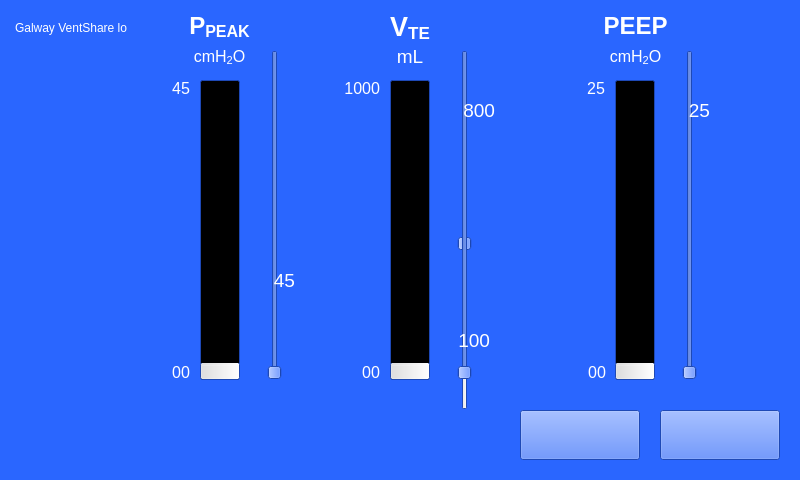
Old version of the form alarmsettings.ui in the repository mmnuig/galwayvent.
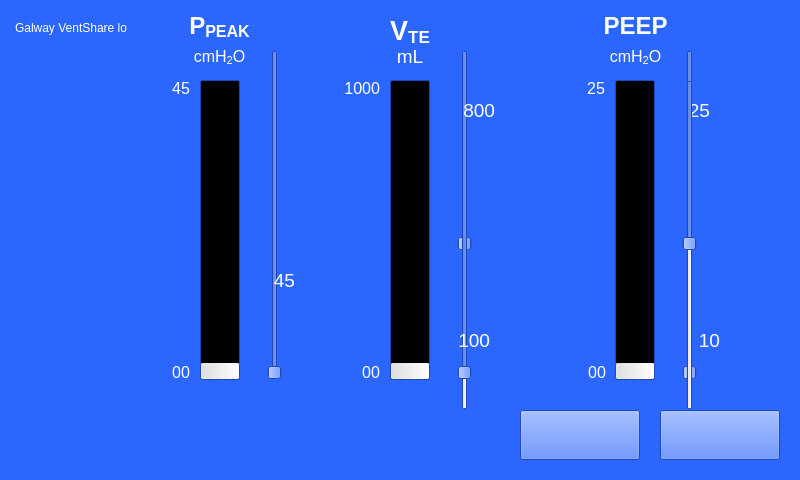
New version of the form.

Commit message: PEEP Min Slider fully implemented

```diff
--- a/alarmsettings.ui
+++ b/alarmsettings.ui
@@ -929,7 +929,7 @@
      <x>360</x>
      <y>10</y>
      <width>100</width>
-     <height>33</height>
+     <height>41</height>
     </rect>
    </property>
    <property name="palette">
@@ -1063,6 +1063,46 @@
     <enum>Qt::Vertical</enum>
    </property>
   </widget>
+  <widget class="QSlider" name="PEEPMinSlider">
+   <property name="geometry">
+    <rect>
+     <x>655</x>
+     <y>80</y>
+     <width>70</width>
+     <height>330</height>
+    </rect>
+   </property>
+   <property name="value">
+    <number>50</number>
+   </property>
+   <property name="orientation">
+    <enum>Qt::Vertical</enum>
+   </property>
+  </widget>
+  <widget class="QLabel" name="lblPEEPMin">
+   <property name="geometry">
+    <rect>
+     <x>670</x>
+     <y>330</y>
+     <width>50</width>
+     <height>20</height>
+    </rect>
+   </property>
+   <property name="font">
+    <font>
+     <pointsize>14</pointsize>
+    </font>
+   </property>
+   <property name="layoutDirection">
+    <enum>Qt::LeftToRight</enum>
+   </property>
+   <property name="text">
+    <string>10</string>
+   </property>
+   <property name="alignment">
+    <set>Qt::AlignRight|Qt::AlignTrailing|Qt::AlignVCenter</set>
+   </property>
+  </widget>
   <zorder>vteMinSlider</zorder>
   <zorder>vteMaxSlider</zorder>
   <zorder>pPeakSlider</zorder>
@@ -1091,6 +1131,8 @@
   <zorder>lblVte</zorder>
   <zorder>lblVteMax</zorder>
   <zorder>lblVteMin</zorder>
+  <zorder>PEEPMinSlider</zorder>
+  <zorder>lblPEEPMin</zorder>
  </widget>
  <resources/>
  <connections/>
```
Left out of the diff: 2 changed lines with no effect on the pictures. The commit also changes 3 other files.
